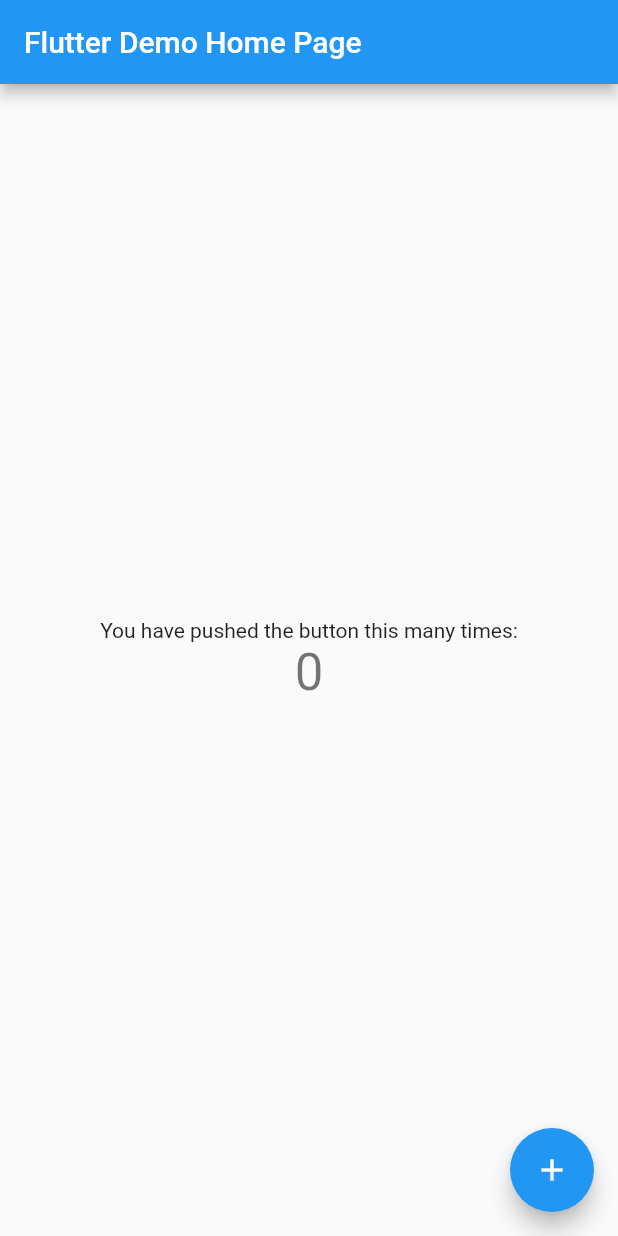
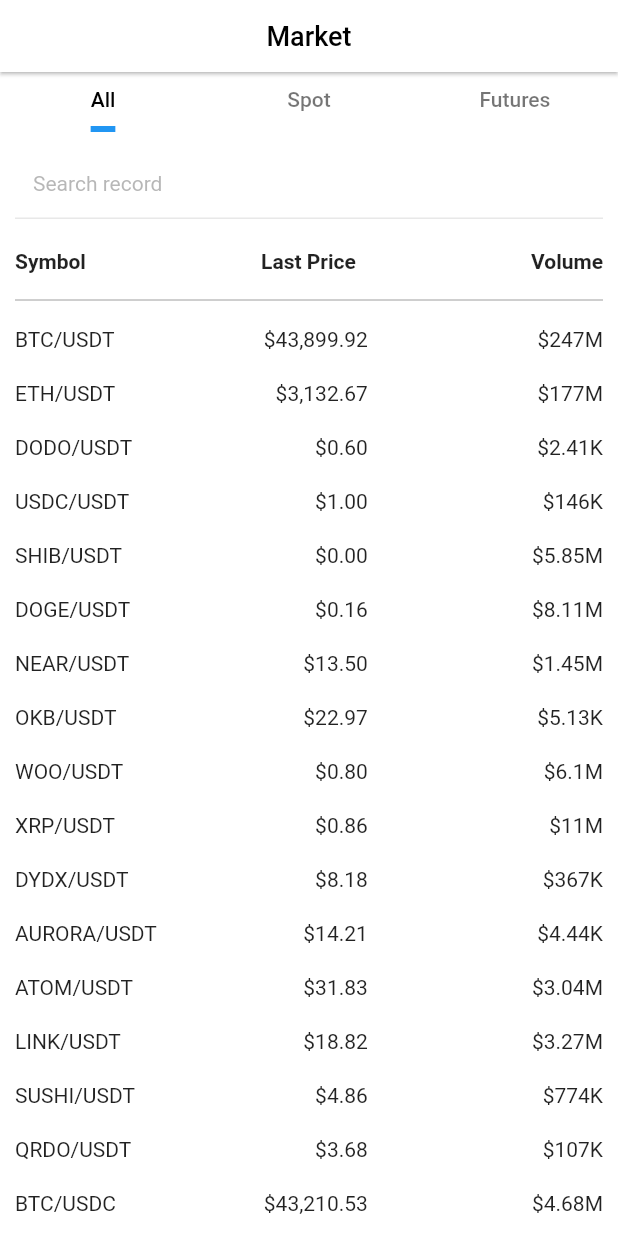
Before and after one commit to xianshui/simple_market, a Flutter app: the screen it shows after launch, on a phone screen of 412 x 824 dp. Run offline on Flutter 3.47's test engine with Material 2 defaults, Android fonts, the phone set to English and light mode, and no system bars.

Commit message:
add search feature

```diff
--- /dev/null
+++ b/lib/api/api.dart
@@ -0,0 +1,168 @@
+class MarketRecord {
+  final String base;
+  final String quote;
+  final String type;
+  final double lastPrice;
+  final double volume;
+
+  MarketRecord(this.base, this.quote, this.type, this.lastPrice, this.volume);
+}
+
+class Api {
+  static Future getMarketRecords() async {
+    List _data = [
+      {
+        "base": 'BTC',
+        "quote": 'USDT',
+        "type": 'SPOT',
+        "lastPrice": 43899.92,
+        "volume": 246944876.72997272,
+      },
+      {
+        "base": 'ETH',
+        "quote": 'USDT',
+        "type": 'SPOT',
+        "lastPrice": 3132.67,
+        "volume": 177111682.0831828,
+      },
+      {
+        "base": 'DODO',
+        "quote": 'USDT',
+        "type": 'SPOT',
+        "lastPrice": 0.601,
+        "volume": 2406.8213148,
+      },
+      {
+        "base": 'USDC',
+        "quote": 'USDT',
+        "type": 'SPOT',
+        "lastPrice": 0.9993,
+        "volume": 146155.347837,
+      },
+      {
+        "base": 'SHIB',
+        "quote": 'USDT',
+        "type": 'SPOT',
+        "lastPrice": 0.00003288,
+        "volume": 5848644.59795569,
+      },
+      {
+        "base": 'DOGE',
+        "quote": 'USDT',
+        "type": 'SPOT',
+        "lastPrice": 0.164544,
+        "volume": 8114501.025757,
+      },
+      {
+        "base": 'NEAR',
+        "quote": 'USDT',
+        "type": 'SPOT',
+        "lastPrice": 13.501,
+        "volume": 1448972.921938,
+      },
+      {
+        "base": 'OKB',
+        "quote": 'USDT',
+        "type": 'SPOT',
+        "lastPrice": 22.973,
+        "volume": 5128.2330661,
+      },
+      {
+        "base": 'WOO',
+        "quote": 'USDT',
+        "type": 'SPOT',
+        "lastPrice": 0.80146,
+        "volume": 6099463.5366493,
+      },
+      {
+        "base": 'XRP',
+        "quote": 'USDT',
+        "type": 'SPOT',
+        "lastPrice": 0.8633,
+        "volume": 10964532.135953,
+      },
+      {
+        "base": 'DYDX',
+        "quote": 'USDT',
+        "type": 'SPOT',
+        "lastPrice": 8.179,
+        "volume": 366540.0043351,
+      },
+      {
+        "base": 'AURORA',
+        "quote": 'USDT',
+        "type": 'SPOT',
+        "lastPrice": 14.213,
+        "volume": 4436.1874587,
+      },
+      {
+        "base": 'ATOM',
+        "quote": 'USDT',
+        "type": 'SPOT',
+        "lastPrice": 31.832,
+        "volume": 3038527.85901,
+      },
+      {
+        "base": 'LINK',
+        "quote": 'USDT',
+        "type": 'SPOT',
+        "lastPrice": 18.825,
+        "volume": 3268539.039502,
+      },
+      {
+        "base": 'SUSHI',
+        "quote": 'USDT',
+        "type": 'SPOT',
+        "lastPrice": 4.8646,
+        "volume": 774147.137607,
+      },
+      {
+        "base": 'QRDO',
+        "quote": 'USDT',
+        "type": 'SPOT',
+        "lastPrice": 3.67602,
+        "volume": 107119.72425381,
+      },
+      {
+        "base": 'BTC',
+        "quote": 'USDC',
+        "type": 'SPOT',
+        "lastPrice": 43210.53,
+        "volume": 4682391.712736,
+      },
+      {
+        "base": 'ETH',
+        "quote": 'USDC',
+        "type": 'SPOT',
+        "lastPrice": 3456.78,
+        "volume": 72342.81923,
+      },
+      {
+        "base": 'BSV',
+        "quote": 'USDC',
+        "type": 'SPOT',
+        "lastPrice": 102.78,
+        "volume": 129837.32864,
+      },
+      {
+        "base": 'BTC',
+        "quote": 'USDT',
+        "type": 'FUTURES',
+        "lastPrice": 44409,
+        "volume": 67823641,
+      },
+      {
+        "base": 'ETH',
+        "quote": 'USDT',
+        "type": 'FUTURES',
+        "lastPrice": 3333.00,
+        "volume": 67823642,
+      },
+    ];
+
+    return _data
+        .map((e) => MarketRecord(e['base'], e['quote'], e['type'],
+            e['lastPrice'].toDouble(), e['volume'].toDouble()))
+        .toList();
+  }
+}
--- /dev/null
+++ b/lib/constants.dart
@@ -0,0 +1,6 @@
+import 'package:flutter/material.dart';
+
+class AppColors {
+  static const main = Colors.blue;
+  static const grey = Color(0xffe8e8e8);
+}
--- a/lib/main.dart
+++ b/lib/main.dart
@@ -1,4 +1,6 @@
 import 'package:flutter/material.dart';
+import './pages/market_page.dart';
+import './constants.dart';
 
 void main() {
   runApp(const MyApp());
@@ -7,24 +9,14 @@ void main() {
 class MyApp extends StatelessWidget {
   const MyApp({Key? key}) : super(key: key);
 
-  // This widget is the root of your application.
   @override
   Widget build(BuildContext context) {
     return MaterialApp(
-      title: 'Flutter Demo',
+      title: 'simple market',
       theme: ThemeData(
-        // This is the theme of your application.
-        //
-        // Try running your application with "flutter run". You'll see the
-        // application has a blue toolbar. Then, without quitting the app, try
-        // changing the primarySwatch below to Colors.green and then invoke
-        // "hot reload" (press "r" in the console where you ran "flutter run",
-        // or simply save your changes to "hot reload" in a Flutter IDE).
-        // Notice that the counter didn't reset back to zero; the application
-        // is not restarted.
-        primarySwatch: Colors.blue,
+        primarySwatch: AppColors.main,
       ),
-      home: const MyHomePage(title: 'Flutter Demo Home Page'),
+      home: const MarketPage(),
     );
   }
 }
--- /dev/null
+++ b/lib/pages/market_page.dart
@@ -0,0 +1,228 @@
+import 'dart:io';
+import 'package:flutter/material.dart';
+import 'package:intl/intl.dart';
+import '../api/api.dart';
+import '../constants.dart';
+
+class MarketPage extends StatefulWidget {
+  const MarketPage({Key? key}) : super(key: key);
+
+  @override
+  State<MarketPage> createState() => _MarketPageState();
+}
+
+class _MarketPageState extends State<MarketPage> with TickerProviderStateMixin {
+  List<String> titles = ['All', 'Spot', 'Futures'];
+  List<MarketRecord> marketRecords = [];
+  //String keyword = '';
+  TextEditingController keywordController = TextEditingController();
+
+  late TabController tabController =
+      TabController(vsync: this, length: titles.length, initialIndex: 0);
+
+  @override
+  void initState() {
+    super.initState();
+
+    loadData();
+  }
+
+  void loadData() async {
+    marketRecords = await Api.getMarketRecords();
+
+    setState(() {});
+  }
+
+  @override
+  Widget build(BuildContext context) {
+    return Scaffold(
+        appBar: PreferredSize(
+          preferredSize: Size.fromHeight(48),
+          child: AppBar(
+            brightness: Brightness.light,
+            iconTheme: IconThemeData(color: Colors.black),
+            elevation: 1,
+            centerTitle: true,
+            backgroundColor: Colors.white,
+            title: Text(
+              'Market',
+              style: TextStyle(
+                color: Colors.black,
+                fontWeight: FontWeight.w500,
+                fontSize: 18,
+              ),
+            ),
+          ),
+        ),
+        body: Container(
+          height: double.infinity,
+          color: Colors.white,
+          child: SafeArea(
+            child: Container(
+                width: double.infinity,
+                height: double.infinity,
+                child: Column(
+                  children: [
+                    buildTabBar(),
+                    buildSearchBar(),
+                    Expanded(child: buildTable(tabController.index))
+                  ],
+                )),
+          ),
+        ));
+  }
+
+  Widget buildTabBar() {
+    return TabBar(
+        labelPadding: EdgeInsets.symmetric(
+          vertical: 10,
+        ),
+        indicatorWeight: 4,
+        indicatorSize: TabBarIndicatorSize.label,
+        indicatorColor: AppColors.main,
+        controller: tabController,
+        tabs: List.generate(
+            titles.length,
+            (i) => Text(
+                  titles[i],
+                  style: TextStyle(
+                    color: tabController.index == titles.indexOf(titles[i])
+                        ? Colors.black
+                        : Colors.black54,
+                    fontWeight: FontWeight.w500,
+                    fontSize: 14,
+                  ),
+                )),
+        onTap: (index) {
+          setState(() {
+            keywordController.text = '';
+          });
+        });
+  }
+
+  Widget buildSearchBar() {
+    return Container(
+      padding: EdgeInsets.all(10),
+      child: TextField(
+        controller: keywordController,
+        style: TextStyle(fontSize: 14),
+        keyboardAppearance: Brightness.light,
+        decoration: InputDecoration(
+          focusedBorder: UnderlineInputBorder(
+              borderSide: BorderSide(
+            color: AppColors.main,
+          )),
+          enabledBorder: UnderlineInputBorder(
+              borderSide: BorderSide(
+            color: AppColors.grey,
+          )),
+          filled: true,
+          hintText: 'Search record',
+          hintStyle: TextStyle(color: Color(0x80707070)),
+          fillColor: Colors.transparent,
+        ),
+        onChanged: (str) {
+          setState(() {
+            //keyword = str;
+          });
+        },
+      ),
+    );
+  }
+
+  Widget buildTable(int tabIndex) {
+    final filteredRecords = marketRecords.where((e) {
+      if (tabIndex == 1) {
+        return e.type == 'SPOT';
+      } else if (tabIndex == 2) {
+        return e.type == 'FUTURES';
+      }
+
+      return true;
+    }).toList();
+
+    final keyword = keywordController.text.trim();
+    final searchedRecords = keyword.isEmpty
+        ? filteredRecords
+        : filteredRecords.where((e) {
+            return e.base.contains(keyword);
+          }).toList();
+
+    return Padding(
+      padding: EdgeInsets.all(10),
+      child: Column(
+        children: [
+          Row(
+            mainAxisAlignment: MainAxisAlignment.spaceBetween,
+            children: [
+              Text(
+                'Symbol',
+                style: TextStyle(fontWeight: FontWeight.bold),
+              ),
+              Text('Last Price', style: TextStyle(fontWeight: FontWeight.bold)),
+              Text('Volume', style: TextStyle(fontWeight: FontWeight.bold)),
+            ],
+          ),
+          SizedBox(
+            height: 10,
+          ),
+          Divider(
+            color: Colors.grey,
+          ),
+          Expanded(
+              child: searchedRecords.isEmpty
+                  ? Center(
+                      child: Text('No results found'),
+                    )
+                  : ListView.builder(
+                      itemBuilder: (context, index) {
+                        return MarketRecordItem(
+                            marketRecord: searchedRecords[index]);
+                      },
+                      itemCount: searchedRecords.length,
+                    )),
+        ],
+      ),
+    );
+  }
+}
+
+class MarketRecordItem extends StatelessWidget {
+  final MarketRecord marketRecord;
+
+  const MarketRecordItem({Key? key, required this.marketRecord})
+      : super(key: key);
+
+  @override
+  Widget build(BuildContext context) {
+    final width = MediaQuery.of(context).size.width - 20;
+    final symbol = marketRecord.type == 'SPOT'
+        ? '${marketRecord.base}/${marketRecord.quote}'
+        : '${marketRecord.base}-PERP';
+    final numberFormat = NumberFormat("#,##0.00", "en_US");
+    final numberCompact = NumberFormat.compact(locale: "en_US");
+
+    return Container(
+      padding: const EdgeInsets.symmetric(vertical: 10),
+      child: Row(
+        mainAxisAlignment: MainAxisAlignment.spaceBetween,
+        children: [
+          SizedBox(
+            width: width * 3 / 10,
+            child: Text(symbol),
+          ),
+          Container(
+            alignment: Alignment.centerRight,
+            width: width * 3 / 10,
+            child: Text('\$${numberFormat.format(marketRecord.lastPrice)}'),
+          ),
+          Container(
+            alignment: Alignment.centerRight,
+            width: width * 2 / 5,
+            child: Text('\$${numberCompact.format(marketRecord.volume)}'),
+          ),
+        ],
+      ),
+    );
+  }
+}
--- a/pubspec.yaml
+++ b/pubspec.yaml
@@ -34,6 +34,8 @@ dependencies:
   # The following adds the Cupertino Icons font to your application.
   # Use with the CupertinoIcons class for iOS style icons.
   cupertino_icons: ^1.0.2
+
+  intl: ^0.17.0
 
 dev_dependencies:
   flutter_test:
```
Also changed, not shown: pubspec.lock.
